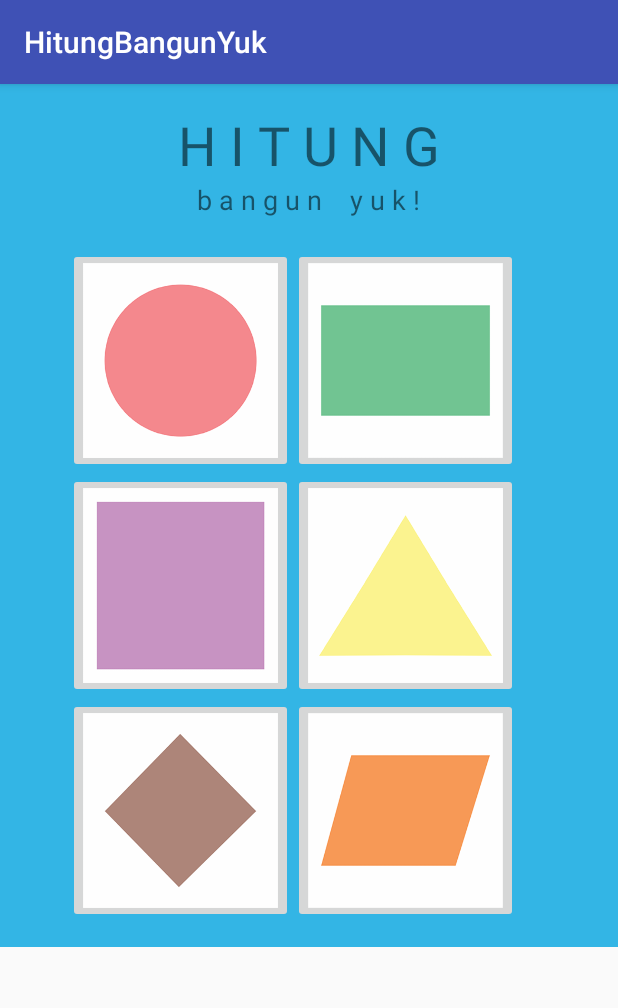
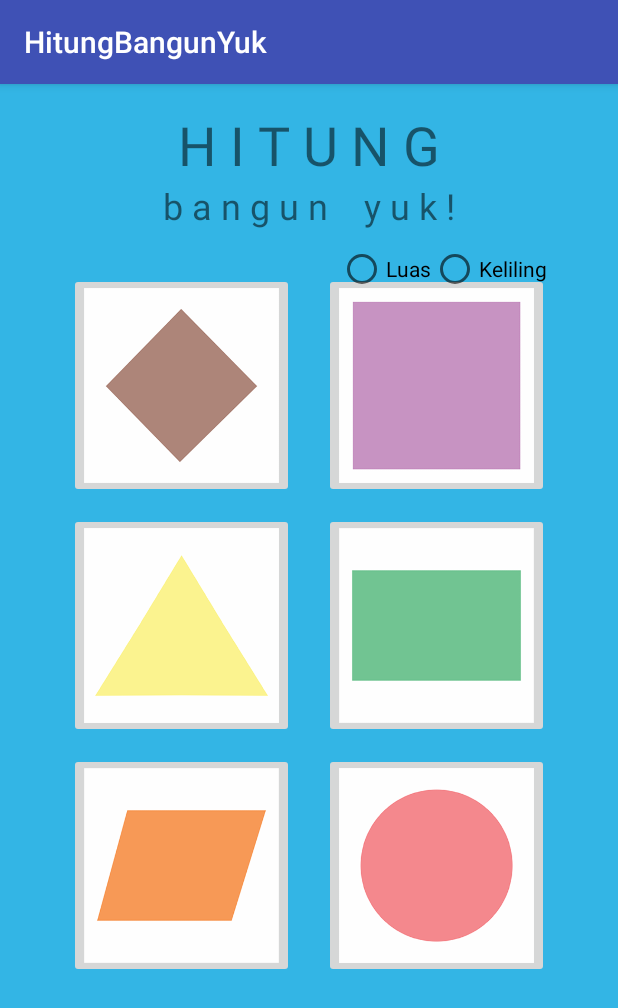
Before and after one commit to AskaIvan/HitungBangunYuk, an Android app: the screen it shows after launch (MainActivity), on a phone screen of 412 x 824 dp. Shown: the top 1008 px of the screen. Run offline under Robolectric (Android 15) with nearby library versions, the phone set to English and light mode, and no system bars.

Commit message:
Fix Layout dan Penambahan Radio Button

```diff
--- a/app/src/main/java/id/sch/smktelkom_mlg/project/xirpl304132231/hitungbangunyuk/MainActivity.java
+++ b/app/src/main/java/id/sch/smktelkom_mlg/project/xirpl304132231/hitungbangunyuk/MainActivity.java
@@ -4,13 +4,18 @@ import android.content.Intent;
 import android.os.Bundle;
 import android.support.v7.app.AppCompatActivity;
 import android.view.View;
+import android.widget.RadioButton;
 
 public class MainActivity extends AppCompatActivity {
+    RadioButton luas, keliling;
 
     @Override
     protected void onCreate(Bundle savedInstanceState) {
         super.onCreate(savedInstanceState);
         setContentView(R.layout.activity_main);
+
+        luas = (RadioButton) findViewById(R.id.radioButton);
+        keliling = (RadioButton) findViewById(R.id.radioButton2);
 
         findViewById(R.id.lingkaran).setOnClickListener(new View.OnClickListener() {
             @Override
--- a/app/src/main/res/layout/activity_main.xml
+++ b/app/src/main/res/layout/activity_main.xml
@@ -3,13 +3,13 @@
             xmlns:app="http://schemas.android.com/apk/res-auto"
             xmlns:tools="http://schemas.android.com/tools"
             android:layout_width="match_parent"
-    android:layout_height="match_parent">
+            android:layout_height="match_parent"
+            android:background="@android:color/holo_blue_light">
 
     <RelativeLayout
         android:id="@+id/activity_main"
         android:layout_width="match_parent"
-        android:layout_height="wrap_content"
-        android:background="@android:color/holo_blue_light"
+        android:layout_height="match_parent"
         android:paddingBottom="@dimen/activity_vertical_margin"
         android:paddingLeft="@dimen/activity_horizontal_margin"
         android:paddingRight="@dimen/activity_horizontal_margin"
@@ -25,7 +25,7 @@
             android:layout_weight="1"
             android:text="b a n g u n    y u k !"
             android:textIsSelectable="false"
-            android:textSize="18sp" />
+            android:textSize="24sp"/>
 
         <TextView
             android:id="@+id/textView2"
@@ -37,74 +37,109 @@
             android:text="H I T U N G"
             android:textSize="36sp" />
 
-        <ImageButton
-            android:id="@+id/persegi"
-            android:layout_width="150dp"
-            android:layout_height="150dp"
-            android:layout_alignLeft="@+id/lingkaran"
-            android:layout_alignStart="@+id/lingkaran"
-            android:layout_below="@+id/lingkaran"
-            android:scaleType="centerCrop"
-            app:srcCompat="@drawable/persegi2" />
+        <LinearLayout
+            android:id="@+id/pertamax"
+            android:layout_width="match_parent"
+            android:layout_height="match_parent"
+            android:layout_marginTop="110dp"
+            android:gravity="center"
+            android:orientation="horizontal">
 
             <ImageButton
                 android:id="@+id/ketupat"
                 android:layout_width="150dp"
                 android:layout_height="150dp"
-            android:layout_alignLeft="@+id/persegi"
-            android:layout_alignStart="@+id/persegi"
-            android:layout_below="@+id/persegi"
+                android:layout_marginRight="20dp"
                 android:scaleType="centerCrop"
-            app:srcCompat="@drawable/ketupat" />
+                app:srcCompat="@drawable/ketupat"/>
+
+            <ImageButton
+                android:id="@+id/persegi"
+                android:layout_width="150dp"
+                android:layout_height="150dp"
+                android:scaleType="centerCrop"
+                app:srcCompat="@drawable/persegi2"/>
+
+        </LinearLayout>
+
+        <LinearLayout
+            android:id="@+id/keduax"
+            android:layout_width="match_parent"
+            android:layout_height="match_parent"
+            android:layout_alignParentLeft="true"
+            android:layout_alignParentStart="true"
+            android:layout_marginTop="270dp"
+            android:gravity="center"
+            android:orientation="horizontal">
+
+            <ImageButton
+                android:id="@+id/segitiga"
+                android:layout_width="150dp"
+                android:layout_height="150dp"
+                android:layout_marginRight="20dp"
+                android:scaleType="centerCrop"
+                app:srcCompat="@drawable/segitiga"/>
+
+            <ImageButton
+                android:id="@+id/persegipanjang"
+                android:layout_width="150dp"
+                android:layout_height="150dp"
+                android:scaleType="centerCrop"
+                app:srcCompat="@drawable/persegipanjang2"/>
+        </LinearLayout>
+
+        <LinearLayout
+            android:id="@+id/ketigax"
+            android:layout_width="match_parent"
+            android:layout_height="match_parent"
+            android:layout_alignParentLeft="true"
+            android:layout_alignParentStart="true"
+            android:layout_alignParentTop="true"
+            android:layout_marginTop="430dp"
+            android:gravity="center"
+            android:orientation="horizontal">
 
             <ImageButton
                 android:id="@+id/jajargenjang"
                 android:layout_width="150dp"
                 android:layout_height="150dp"
-            android:layout_below="@+id/segitiga"
-            android:layout_toEndOf="@+id/ketupat"
-            android:layout_toRightOf="@+id/ketupat"
+                android:layout_marginRight="20dp"
                 android:scaleType="centerCrop"
-            app:srcCompat="@drawable/jajargenjang" />
+                app:srcCompat="@drawable/jajargenjang"/>
 
             <ImageButton
                 android:id="@+id/lingkaran"
                 android:layout_width="150dp"
                 android:layout_height="150dp"
-            android:layout_alignParentLeft="true"
-            android:layout_alignParentStart="true"
+                android:scaleType="centerCrop"
+                app:srcCompat="@drawable/lingkaran"/>
+        </LinearLayout>
+
+        <RadioGroup
+            android:layout_width="wrap_content"
+            android:layout_height="wrap_content"
+            android:layout_alignParentEnd="true"
+            android:layout_alignParentRight="true"
             android:layout_below="@+id/textView4"
-            android:layout_centerHorizontal="true"
-            android:layout_marginLeft="29dp"
-            android:layout_marginStart="29dp"
-            android:layout_marginTop="20dp"
-            android:baselineAlignBottom="false"
-            android:cropToPadding="false"
-            android:scaleType="centerCrop"
-            app:srcCompat="@drawable/lingkaran" />
+            android:layout_marginEnd="31dp"
+            android:layout_marginRight="31dp"
+            android:layout_marginTop="10dp"
+            android:orientation="horizontal">
 
-        <ImageButton
-            android:id="@+id/segitiga"
-            android:layout_width="150dp"
-            android:layout_height="150dp"
-            android:layout_below="@+id/lingkaran"
-            android:layout_toEndOf="@+id/persegi"
-            android:layout_toRightOf="@+id/persegi"
-            android:scaleType="centerCrop"
-            app:srcCompat="@drawable/segitiga" />
+            <RadioButton
+                android:id="@+id/radioButton"
+                android:layout_width="wrap_content"
+                android:layout_height="wrap_content"
+                android:text="Luas"
+                />
 
-        <ImageButton
-            android:id="@+id/persegipanjang"
-            android:layout_width="150dp"
-            android:layout_height="150dp"
-            android:layout_above="@+id/segitiga"
-            android:layout_toEndOf="@+id/persegi"
-            android:layout_toRightOf="@+id/persegi"
-            android:cropToPadding="false"
-            android:elevation="0dp"
-            android:saveEnabled="false"
-            android:scaleType="centerCrop"
-            app:srcCompat="@drawable/persegipanjang2" />
+            <RadioButton
+                android:id="@+id/radioButton2"
+                android:layout_width="wrap_content"
+                android:layout_height="wrap_content"
+                android:text="Keliling"
+                />
+        </RadioGroup>
 
     </RelativeLayout>
 </ScrollView>
```
Also changed, not shown: app/src/main/res/layout/activity_jajargenjang.xml (+29 -30 lines), app/src/main/res/layout/activity_ketupat.xml (+21 -22 lines), app/src/main/res/layout/activity_lingkaran.xml (+20 -21 lines), app/src/main/res/layout/activity_persegi.xml (+21 -22 lines), app/src/main/res/layout/activity_persegipanjang.xml (+19 -20 lines), app/src/main/res/layout/activity_segitiga.xml (+24 -25 lines). Lines whose indentation alone changed are shown as unchanged.
